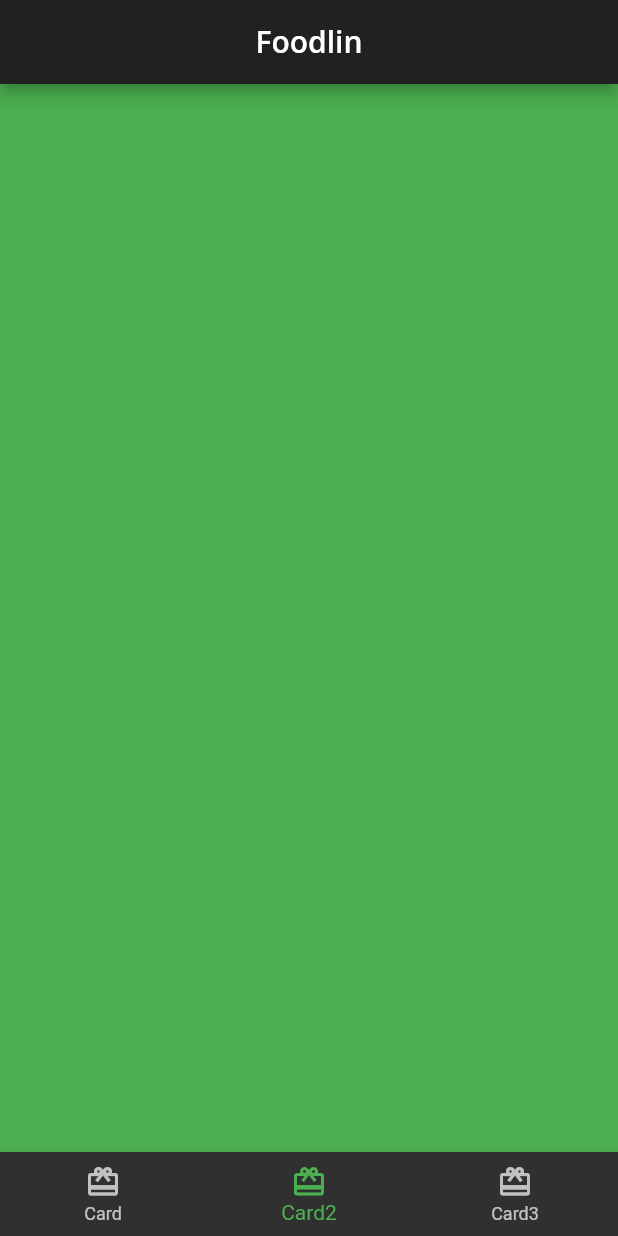
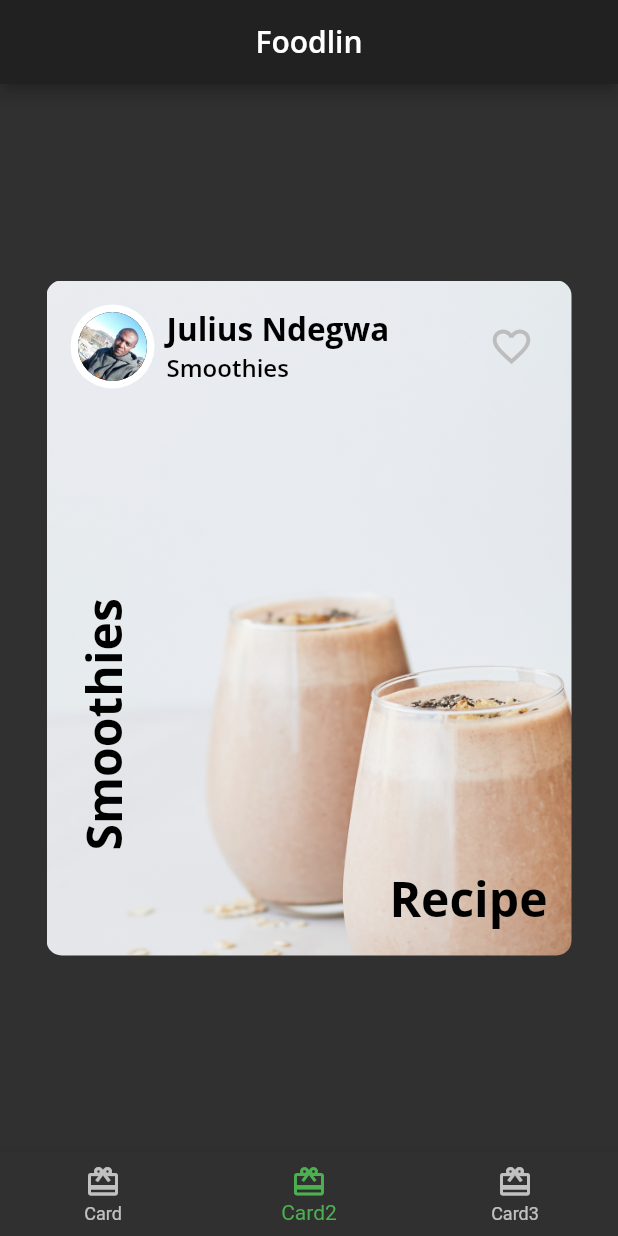
Before and after one commit to NdegwaJulius/Foodlin, a Flutter app: the screen it shows after launch, item 2 of the bottom bar chosen, on a phone screen of 412 x 824 dp. Run offline on Flutter 3.47's test engine with Material 2 defaults, Android fonts, the phone set to English and light mode, and no system bars; our stand-ins replace google_fonts.

Commit message:
Composing Card2 with Custom widgets

```diff
--- /dev/null
+++ b/lib/Cards/author_card.dart
@@ -0,0 +1,58 @@
+import 'package:flutter/material.dart';
+import 'package:foodlin/Widgets/circle_image.dart';
+import 'package:foodlin/fooderlich_theme.dart';
+
+class AuthorCard extends StatelessWidget {
+  // 1
+  final String authorName;
+  final String title;
+  final ImageProvider? imageProvider;
+  const AuthorCard({
+    super.key,
+    required this.authorName,
+    required this.title,
+    this.imageProvider,
+  });
+  // 2
+  @override
+  Widget build(BuildContext context) {
+    // TODO: Replace return Container(...);
+    return Container(
+      padding: const EdgeInsets.all(16),
+      child: Row(
+        mainAxisAlignment: MainAxisAlignment.spaceBetween,
+        children: [
+          Row(children: [
+            CircleImage(
+              imageProvider: imageProvider,
+              imageRadius: 28,
+            ),
+            const SizedBox(width: 8),
+            Column(
+              crossAxisAlignment: CrossAxisAlignment.start,
+              children: [
+                Text(
+                  authorName,
+                  style: FooderlichTheme.lightTextTheme.headline2,
+                ),
+                Text(
+                  title,
+                  style: FooderlichTheme.lightTextTheme.headline3,
+                )
+              ],
+            ),
+          ]),
+          IconButton(
+            icon: const Icon(Icons.favorite_border),
+            iconSize: 30,
+            color: Colors.grey[400],
+            onPressed: () {
+              const snackBar = SnackBar(content: Text('Favorite Pressed'));
+              ScaffoldMessenger.of(context).showSnackBar(snackBar);
+            },
+          ),
+        ],
+      ),
+    );
+  }
+}
--- /dev/null
+++ b/lib/Cards/card2.dart
@@ -0,0 +1,67 @@
+import 'package:flutter/material.dart';
+import 'package:foodlin/Cards/author_card.dart';
+import 'package:foodlin/fooderlich_theme.dart';
+
+class Card2 extends StatelessWidget {
+  const Card2({super.key});
+  @override
+  Widget build(BuildContext context) {
+    return Center(
+      // 1
+      child: Container(
+        constraints: const BoxConstraints.expand(
+          width: 350,
+          height: 450,
+        ),
+        decoration: const BoxDecoration(
+          image: DecorationImage(
+            image: AssetImage('assets/mag5.png'),
+            fit: BoxFit.cover,
+          ),
+          borderRadius: BorderRadius.all(
+            Radius.circular(10.0),
+          ),
+        ),
+        // 2
+        child: Column(
+          children: [
+            const AuthorCard(
+              authorName: 'Julius Ndegwa',
+              title: 'Smoothies',
+              imageProvider: AssetImage('assets/jm.jpg'),
+            ),
+            // TODO: Add Positioned text
+            Expanded(
+              // 2
+              child: Stack(
+                children: [
+                  // 3
+                  Positioned(
+                    bottom: 16,
+                    right: 16,
+                    child: Text(
+                      'Recipe',
+                      style: FooderlichTheme.lightTextTheme.headline1,
+                    ),
+                  ),
+                  // 4
+                  Positioned(
+                    bottom: 70,
+                    left: 16,
+                    child: RotatedBox(
+                      quarterTurns: 3,
+                      child: Text(
+                        'Smoothies',
+                        style: FooderlichTheme.lightTextTheme.headline1,
+                      ),
+                    ),
+                  ),
+                ],
+              ),
+            ),
+          ],
+        ),
+      ),
+    );
+  }
+}
--- /dev/null
+++ b/lib/Widgets/circle_image.dart
@@ -0,0 +1,28 @@
+import 'package:flutter/material.dart';
+
+class CircleImage extends StatelessWidget {
+  // 1
+  const CircleImage({
+    super.key,
+    this.imageProvider,
+    this.imageRadius = 20,
+  });
+
+  // 2
+  final double imageRadius;
+  final ImageProvider? imageProvider;
+
+  @override
+  Widget build(BuildContext context) {
+    // 3
+    return CircleAvatar(
+      backgroundColor: Colors.white,
+      radius: imageRadius,
+      // 4
+      child: CircleAvatar(
+        radius: imageRadius - 5,
+        backgroundImage: imageProvider,
+      ),
+    );
+  }
+}
--- a/lib/home.dart
+++ b/lib/home.dart
@@ -1,5 +1,6 @@
 import 'package:flutter/material.dart';
 import 'package:foodlin/Cards/card1.dart';
+import 'package:foodlin/Cards/card2.dart';
 
 // 1
 class Home extends StatefulWidget {
@@ -15,7 +16,7 @@ class HomeState extends State<Home> {
     // TODO: Replace with Card1
     const Card1(),
     // TODO: Replace with Card2
-    Container(color: Colors.green),
+    const Card2(),
     // TODO: Replace with Card3
     Container(color: Colors.blue)
   ];
--- a/lib/main.dart
+++ b/lib/main.dart
@@ -12,6 +12,7 @@ class Fooderlich extends StatelessWidget {
   Widget build(BuildContext context) {
     final theme = FooderlichTheme.dark();
     return MaterialApp(
+      debugShowCheckedModeBanner: false,
       theme: theme,
       title: 'Fooderlich',
       home: const Home(),
```
Also changed, not shown: assets/jm.jpg (added).
